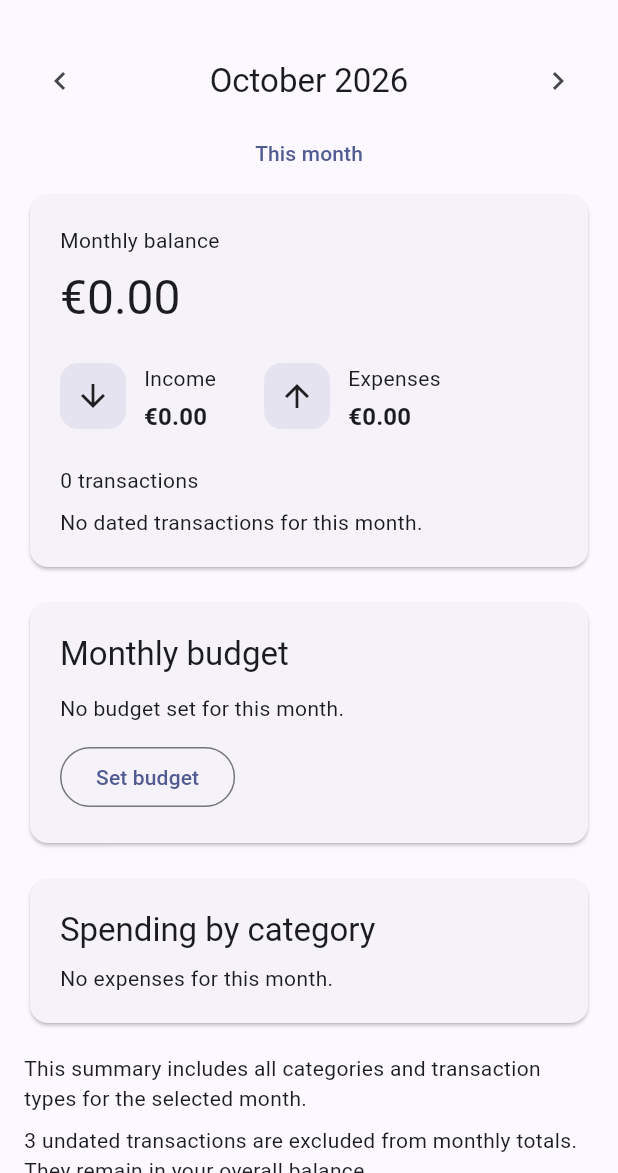
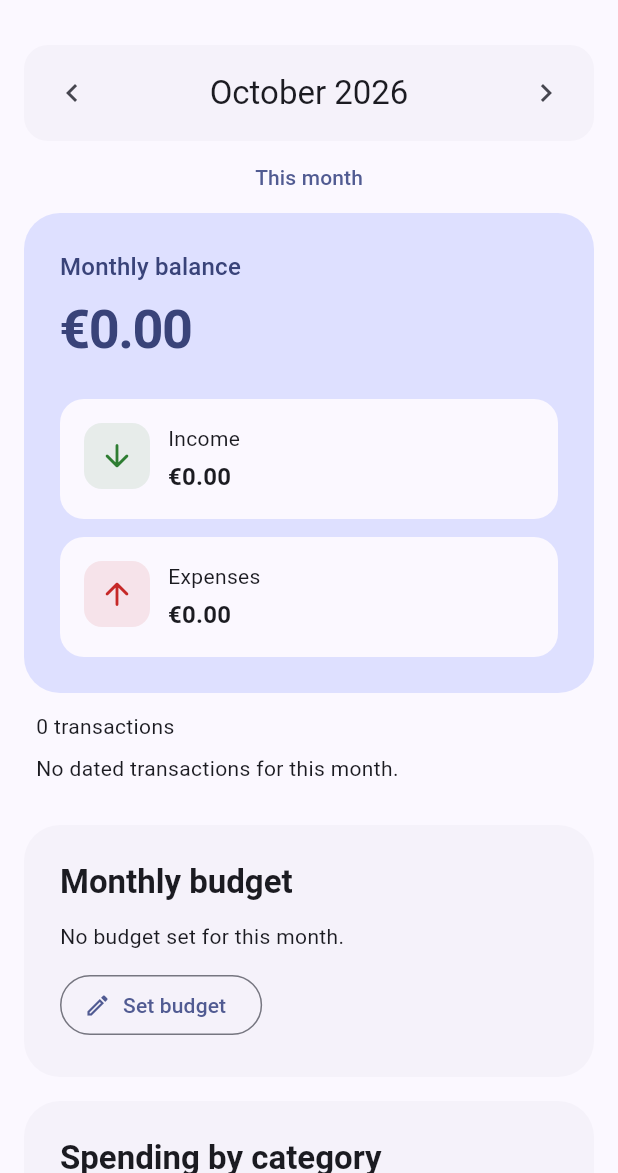
Before and after one commit to cansugedik/pocket_plan, a Flutter app: the screen it shows after launch, scrolled down 500 dp, after a tap on the "save alt" icon, after a tap on the "calendar month" icon, on a phone screen of 412 x 824 dp, the part 63-1236 px from its top. Run offline on Flutter 3.47's test engine with Material 3 defaults, Android fonts, the phone set to English and light mode, and no system bars; our stand-ins replace csv, share_plus, shared_preferences; missing offline and left inert: file_selector.

Commit message:
Improve monthly summary, budget and category chart design

```diff
--- a/lib/screens/monthly_summary_page.dart
+++ b/lib/screens/monthly_summary_page.dart
@@ -2,7 +2,7 @@ import 'package:flutter/material.dart';
 
 import '../model/monthly_summary.dart';
 import '../model/transaction.dart';
-import '../widgets/summary_item.dart';
+import '../widgets/balance_card.dart';
 import '../widgets/category_spending_chart.dart';
 import '../widgets/monthly_budget_card.dart';
 
@@ -42,10 +42,23 @@ class _MonthlySummaryPageState extends State<MonthlySummaryPage> {
         .length;
     return Scaffold(
       appBar: AppBar(title: const Text('Monthly summary')),
-      body: ListView(
+      body: SafeArea(
+        child: Align(
+          alignment: Alignment.topCenter,
+          child: ConstrainedBox(
+            constraints: const BoxConstraints(maxWidth: 960),
+            child: ListView(
               padding: const EdgeInsets.all(16),
               children: [
-          Row(
+                Card.filled(
+                  margin: EdgeInsets.zero,
+                  color: Theme.of(context).colorScheme.surfaceContainerLow,
+                  shape: RoundedRectangleBorder(
+                    borderRadius: BorderRadius.circular(16),
+                  ),
+                  child: Padding(
+                    padding: const EdgeInsets.all(8),
+                    child: Row(
                       children: [
                         IconButton(
                           tooltip: 'Previous month',
@@ -54,7 +67,9 @@ class _MonthlySummaryPageState extends State<MonthlySummaryPage> {
                         ),
                         Expanded(
                           child: Text(
-                  MaterialLocalizations.of(context).formatMonthYear(month),
+                            MaterialLocalizations.of(
+                              context,
+                            ).formatMonthYear(month),
                             textAlign: TextAlign.center,
                             style: Theme.of(context).textTheme.titleLarge,
                           ),
@@ -66,6 +81,8 @@ class _MonthlySummaryPageState extends State<MonthlySummaryPage> {
                         ),
                       ],
                     ),
+                  ),
+                ),
                 TextButton(
                   onPressed: () {
                     final now = DateTime.now();
@@ -73,46 +90,30 @@ class _MonthlySummaryPageState extends State<MonthlySummaryPage> {
                   },
                   child: const Text('This month'),
                 ),
-          Card(
-            child: Padding(
-              padding: const EdgeInsets.all(20),
+                BalanceCard(
+                  title: 'Monthly balance',
+                  balanceKey: const ValueKey('monthly-balance'),
+                  balance: summary.balance,
+                  income: summary.income,
+                  expense: summary.expense,
+                ),
+                Padding(
+                  padding: const EdgeInsets.symmetric(
+                    horizontal: 8,
+                    vertical: 12,
+                  ),
                   child: Column(
                     crossAxisAlignment: CrossAxisAlignment.start,
                     children: [
-                  const Text('Monthly balance'),
-                  const SizedBox(height: 8),
-                  Text(
-                    '€${summary.balance.toStringAsFixed(2)}',
-                    key: const ValueKey('monthly-balance'),
-                    style: Theme.of(context).textTheme.headlineLarge,
-                  ),
-                  const SizedBox(height: 24),
-                  Wrap(
-                    spacing: 32,
-                    runSpacing: 16,
-                    children: [
-                      SummaryItem(
-                        title: 'Income',
-                        amount: '€${summary.income.toStringAsFixed(2)}',
-                        icon: Icons.arrow_downward,
-                      ),
-                      SummaryItem(
-                        title: 'Expenses',
-                        amount: '€${summary.expense.toStringAsFixed(2)}',
-                        icon: Icons.arrow_upward,
-                      ),
-                    ],
-                  ),
-                  const SizedBox(height: 20),
                       Text(
                         '${summary.transactionCount} ${summary.transactionCount == 1 ? 'transaction' : 'transactions'}',
+                        style: Theme.of(context).textTheme.bodyMedium,
                       ),
                       if (summary.transactionCount == 0) ...[
                         const SizedBox(height: 8),
                         const Text('No dated transactions for this month.'),
                       ],
                     ],
-              ),
                   ),
                 ),
                 const SizedBox(height: 16),
@@ -135,6 +136,9 @@ class _MonthlySummaryPageState extends State<MonthlySummaryPage> {
                 ],
               ],
             ),
+          ),
+        ),
+      ),
     );
   }
 }
--- a/lib/widgets/balance_card.dart
+++ b/lib/widgets/balance_card.dart
@@ -3,12 +3,16 @@ import 'package:flutter/material.dart';
 import 'summary_item.dart';
 
 class BalanceCard extends StatelessWidget {
+  final String title;
+  final Key? balanceKey;
   final double balance;
   final double income;
   final double expense;
 
   const BalanceCard({
     super.key,
+    this.title = 'Current Balance',
+    this.balanceKey,
     required this.balance,
     required this.income,
     required this.expense,
@@ -55,7 +59,7 @@ class BalanceCard extends StatelessWidget {
           crossAxisAlignment: CrossAxisAlignment.stretch,
           children: [
             Text(
-              'Current Balance',
+              title,
               style: theme.textTheme.titleMedium?.copyWith(
                 color: colors.onPrimaryContainer,
               ),
@@ -63,6 +67,7 @@ class BalanceCard extends StatelessWidget {
             const SizedBox(height: 8),
             Text(
               '€${balance.toStringAsFixed(2)}',
+              key: balanceKey,
               style: theme.textTheme.displaySmall?.copyWith(
                 fontWeight: FontWeight.w700,
                 color: colors.onPrimaryContainer,
--- a/lib/widgets/category_spending_chart.dart
+++ b/lib/widgets/category_spending_chart.dart
@@ -15,15 +15,21 @@ class CategorySpendingChart extends StatelessWidget {
         final amountOrder = b.value.compareTo(a.value);
         return amountOrder != 0 ? amountOrder : a.key.compareTo(b.key);
       });
-    return Card(
+    final theme = Theme.of(context);
+    return Card.filled(
+      margin: EdgeInsets.zero,
+      color: theme.colorScheme.surfaceContainerLow,
+      shape: RoundedRectangleBorder(borderRadius: BorderRadius.circular(24)),
       child: Padding(
-        padding: const EdgeInsets.all(20),
+        padding: const EdgeInsets.all(24),
         child: Column(
           crossAxisAlignment: CrossAxisAlignment.start,
           children: [
             Text(
               'Spending by category',
-              style: Theme.of(context).textTheme.titleLarge,
+              style: theme.textTheme.titleLarge?.copyWith(
+                fontWeight: FontWeight.w700,
+              ),
             ),
             const SizedBox(height: 8),
             if (summary.expense <= 0 || categories.isEmpty)
@@ -32,14 +38,20 @@ class CategorySpendingChart extends StatelessWidget {
               const Text('Share of total monthly expenses'),
               const SizedBox(height: 16),
               for (final category in categories)
-                Padding(
-                  padding: const EdgeInsets.only(bottom: 16),
+                Container(
+                  margin: const EdgeInsets.only(bottom: 12),
+                  padding: const EdgeInsets.all(16),
+                  decoration: BoxDecoration(
+                    color: theme.colorScheme.surface,
+                    borderRadius: BorderRadius.circular(16),
+                  ),
                   child: Column(
                     crossAxisAlignment: CrossAxisAlignment.start,
                     children: [
                       Wrap(
+                        alignment: WrapAlignment.spaceBetween,
                         spacing: 12,
-                        runSpacing: 4,
+                        runSpacing: 8,
                         children: [
                           Text(
                             category.key,
--- a/lib/widgets/monthly_budget_card.dart
+++ b/lib/widgets/monthly_budget_card.dart
@@ -84,15 +84,22 @@ class _MonthlyBudgetCardState extends State<MonthlyBudgetCard> {
     final spentCents = (widget.expenses * 100).round();
     final remaining = (budgetCents ?? 0) - spentCents;
     final exceeded = remaining < 0;
-    return Card(
+    final theme = Theme.of(context);
+    final colors = theme.colorScheme;
+    return Card.filled(
+      margin: EdgeInsets.zero,
+      color: colors.surfaceContainerLow,
+      shape: RoundedRectangleBorder(borderRadius: BorderRadius.circular(24)),
       child: Padding(
-        padding: const EdgeInsets.all(20),
+        padding: const EdgeInsets.all(24),
         child: Column(
           crossAxisAlignment: CrossAxisAlignment.start,
           children: [
             Text(
               'Monthly budget',
-              style: Theme.of(context).textTheme.titleLarge,
+              style: theme.textTheme.titleLarge?.copyWith(
+                fontWeight: FontWeight.w700,
+              ),
             ),
             const SizedBox(height: 12),
             if (loading)
@@ -104,19 +111,56 @@ class _MonthlyBudgetCardState extends State<MonthlyBudgetCard> {
               if (budgetCents == null)
                 const Text('No budget set for this month.')
               else ...[
-                Text('Budget: €${(budgetCents! / 100).toStringAsFixed(2)}'),
-                Text('Spent: €${(spentCents / 100).toStringAsFixed(2)}'),
                 Text(
-                  '${exceeded ? 'Over budget' : 'Remaining'}: €${(remaining.abs() / 100).toStringAsFixed(2)}',
-                  style: TextStyle(
-                    fontWeight: FontWeight.bold,
+                  'Budget: €${(budgetCents! / 100).toStringAsFixed(2)}',
+                  style: theme.textTheme.bodyLarge,
+                ),
+                const SizedBox(height: 8),
+                Text(
+                  'Spent: €${(spentCents / 100).toStringAsFixed(2)}',
+                  style: theme.textTheme.bodyLarge,
+                ),
+                const SizedBox(height: 16),
+                Container(
+                  width: double.infinity,
+                  padding: const EdgeInsets.all(16),
+                  decoration: BoxDecoration(
                     color: exceeded
-                        ? Theme.of(context).colorScheme.error
-                        : null,
+                        ? colors.errorContainer
+                        : colors.primaryContainer,
+                    borderRadius: BorderRadius.circular(16),
+                  ),
+                  child: Row(
+                    crossAxisAlignment: CrossAxisAlignment.start,
+                    children: [
+                      Icon(
+                        exceeded
+                            ? Icons.warning_amber_rounded
+                            : Icons.account_balance_wallet_outlined,
+                        color: exceeded
+                            ? colors.onErrorContainer
+                            : colors.onPrimaryContainer,
+                      ),
+                      const SizedBox(width: 12),
+                      Expanded(
+                        child: Text(
+                          '${exceeded ? 'Over budget' : 'Remaining'}: €${(remaining.abs() / 100).toStringAsFixed(2)}',
+                          style: theme.textTheme.titleMedium?.copyWith(
+                            fontWeight: FontWeight.w700,
+                            color: exceeded
+                                ? colors.onErrorContainer
+                                : colors.onPrimaryContainer,
+                          ),
+                        ),
+                      ),
+                    ],
                   ),
                 ),
                 const SizedBox(height: 12),
                 LinearProgressIndicator(
+                  minHeight: 12,
+                  borderRadius: BorderRadius.circular(6),
+                  backgroundColor: colors.surfaceContainerHighest,
                   value: (spentCents / budgetCents!).clamp(0.0, 1.0),
                   semanticsLabel: 'Monthly budget used',
                   semanticsValue:
@@ -125,9 +169,10 @@ class _MonthlyBudgetCardState extends State<MonthlyBudgetCard> {
                 ),
               ],
               const SizedBox(height: 12),
-              OutlinedButton(
+              OutlinedButton.icon(
+                icon: const Icon(Icons.edit_outlined),
                 onPressed: saving ? null : editBudget,
-                child: Text(
+                label: Text(
                   saving
                       ? 'Saving…'
                       : budgetCents == null
@@ -172,6 +217,7 @@ class _BudgetDialogState extends State<_BudgetDialog> {
 
   @override
   Widget build(BuildContext context) => AlertDialog(
+    scrollable: true,
     title: Text(
       'Budget for ${MaterialLocalizations.of(context).formatMonthYear(widget.month)}',
     ),
@@ -184,6 +230,7 @@ class _BudgetDialogState extends State<_BudgetDialog> {
         keyboardType: const TextInputType.numberWithOptions(decimal: true),
         decoration: const InputDecoration(
           labelText: 'Monthly expense budget (€)',
+          errorMaxLines: 3,
         ),
         validator: (text) => MonthlyBudgetStore.parseCents(text ?? '') == null
             ? 'Enter a positive amount with up to 2 decimals.'
```
Also changed, not shown: 2 other files. Lines whose indentation alone changed are shown as unchanged.
